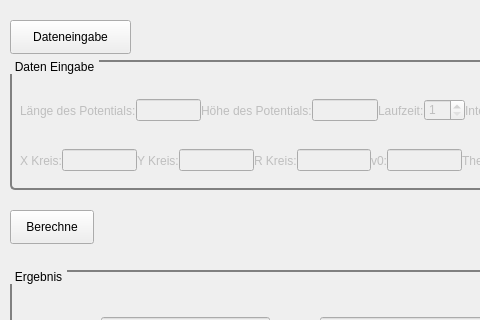
Above: dialogMinigolf.ui from kl-henry/Physik before the change; both pictures show x 0 to 480 and y 0 to 320 of the 596 by 454 pixel window. Below: the same form after it.
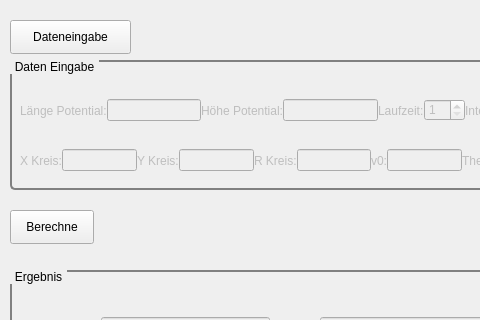
That is the form after the change.

What changed in the file:
```diff
--- a/dialogMinigolf.ui
+++ b/dialogMinigolf.ui
@@ -131,7 +131,7 @@
         <bool>false</bool>
        </property>
        <property name="text">
-        <string>Länge des Potentials:</string>
+        <string>Länge Potential:</string>
        </property>
        <property name="buddy">
         <cstring>lePotentialWidthInput</cstring>
@@ -160,7 +160,7 @@
         <bool>false</bool>
        </property>
        <property name="text">
-        <string>Höhe des Potentials:</string>
+        <string>Höhe Potential:</string>
        </property>
        <property name="buddy">
         <cstring>lePotentialWidthInput</cstring>
```
Left out of the diff: 10 changed lines with no effect on the pictures.
